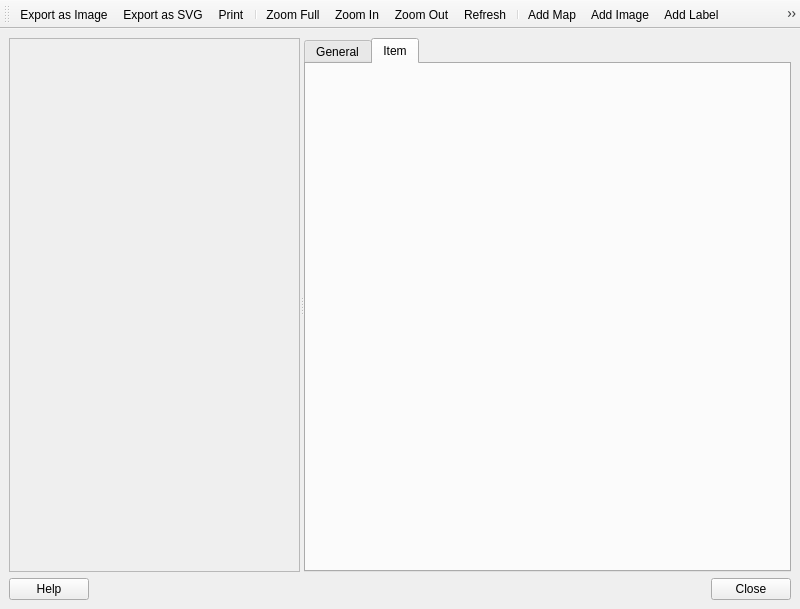
First picture: the form in qgis/src/ui/qgscomposerbase.ui, repository sourcepole/qgis, before the edit.
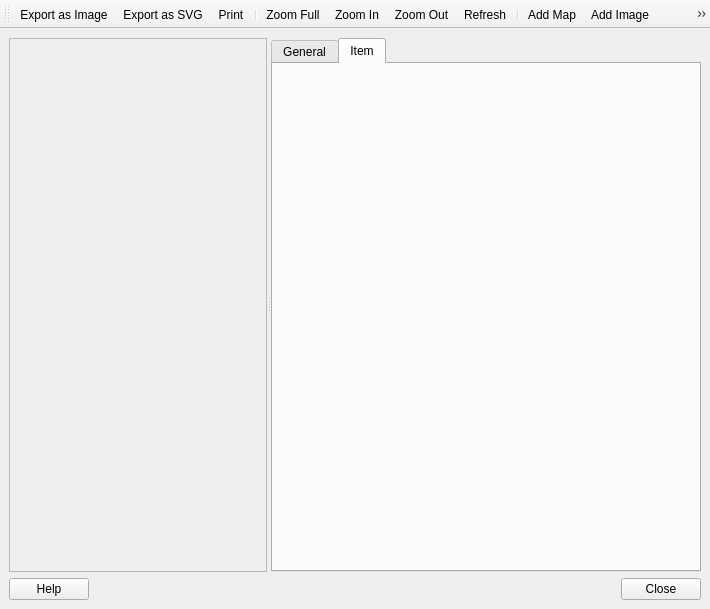
Second picture: the form after the edit. Icons and pictures are not drawn.

What changed in the file:
```diff
--- a/qgis/src/ui/qgscomposerbase.ui
+++ b/qgis/src/ui/qgscomposerbase.ui
@@ -5,7 +5,7 @@
    <rect>
     <x>0</x>
     <y>0</y>
-    <width>800</width>
+    <width>710</width>
     <height>609</height>
    </rect>
   </property>
@@ -244,6 +244,13 @@
    <addaction name="mActionAddNewLegend" />
    <addaction name="mActionAddNewScalebar" />
    <addaction name="mActionSelectMoveItem" />
+   <addaction name="mActionMoveItemContent" />
+   <addaction name="mActionGroupItems" />
+   <addaction name="mActionUngroupItems" />
+   <addaction name="mActionRaiseItems" />
+   <addaction name="mActionLowerItems" />
+   <addaction name="mActionMoveItemsToTop" />
+   <addaction name="mActionMoveItemsToBottom" />
   </widget>
   <action name="mActionPrint" >
    <property name="icon" >
@@ -367,6 +374,41 @@
     <string>Add Image</string>
    </property>
   </action>
+  <action name="mActionMoveItemContent" >
+   <property name="text" >
+    <string>moveItemContent</string>
+   </property>
+  </action>
+  <action name="mActionGroupItems" >
+   <property name="text" >
+    <string>Group Items</string>
+   </property>
+  </action>
+  <action name="mActionUngroupItems" >
+   <property name="text" >
+    <string>Ungroup</string>
+   </property>
+  </action>
+  <action name="mActionRaiseItems" >
+   <property name="text" >
+    <string>Raise</string>
+   </property>
+  </action>
+  <action name="mActionLowerItems" >
+   <property name="text" >
+    <string>Lower</string>
+   </property>
+  </action>
+  <action name="mActionMoveItemsToTop" >
+   <property name="text" >
+    <string>Bring to front</string>
+   </property>
+  </action>
+  <action name="mActionMoveItemsToBottom" >
+   <property name="text" >
+    <string>Send to back</string>
+   </property>
+  </action>
  </widget>
  <tabstops>
   <tabstop>mOptionsTabWidget</tabstop>
```
